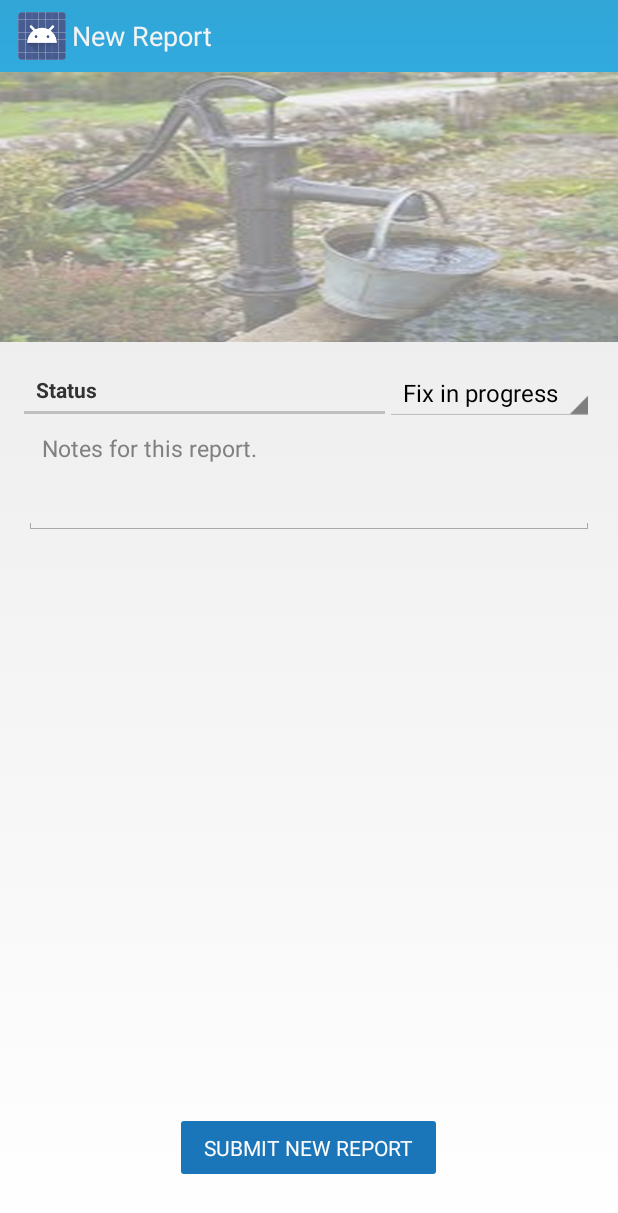
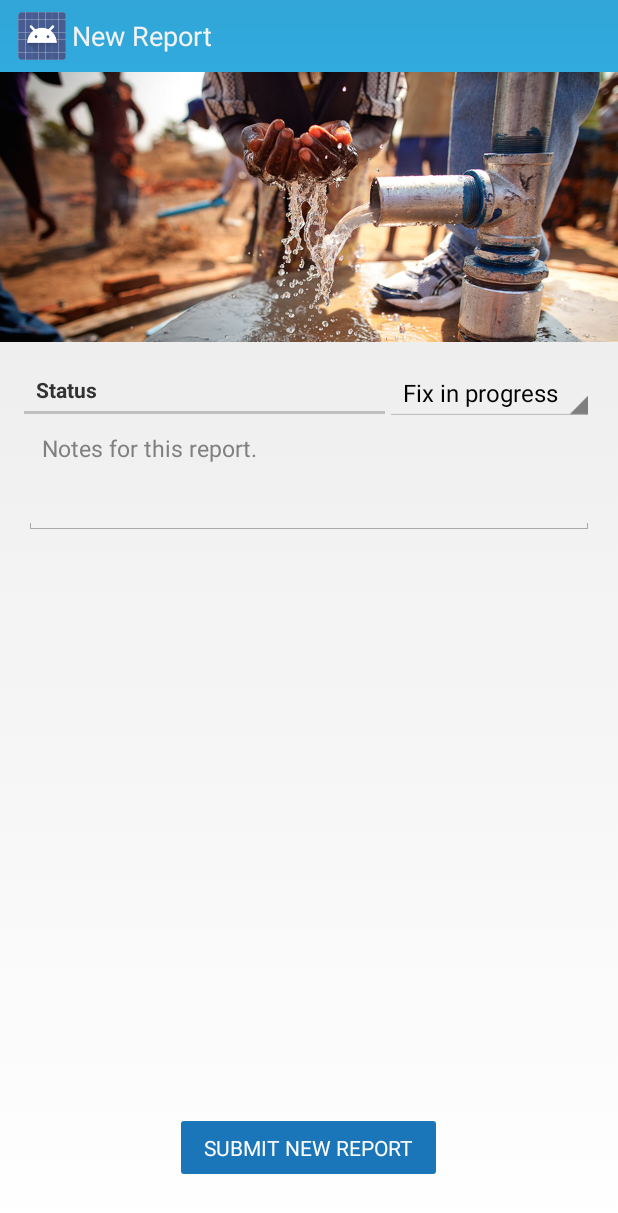
Before and after one commit to kasiahayden/WellDone, an Android app: the CreateReportActivity screen opened directly, with no data from a screen before it, on a phone screen of 412 x 824 dp. Shown: the top 1213 px of the screen. Run offline under Robolectric (Android 15) with nearby library versions, the phone set to English and light mode, and no system bars; 2 statements that could not run were skipped.

Commit message:
New splash pump image. Removed weird hazy filter. Image is hard-cropped.

```diff
--- a/app/src/main/res/layout/activity_create_report.xml
+++ b/app/src/main/res/layout/activity_create_report.xml
@@ -6,13 +6,13 @@
 
     <ImageView
         android:id="@+id/ivFixedPump"
-        android:layout_width="match_parent"
+        android:scaleType="center"
+        android:layout_width="fill_parent"
         android:layout_height="180dp"
         android:layout_alignParentLeft="true"
         android:layout_alignParentTop="true"
-        android:background="@drawable/pump3"
-        android:contentDescription="@android:color/transparent"
-        android:src="@android:drawable/screen_background_light_transparent" />
+        android:background="@drawable/welldone_splash_cropped"
+        android:contentDescription="@android:color/transparent" />
 
     <RelativeLayout
         android:layout_width="fill_parent"
```
Also changed, not shown: app/src/main/assets/welldone_splash_cropped.jpeg (added), app/src/main/res/drawable/welldone_splash_cropped.jpeg (added).
